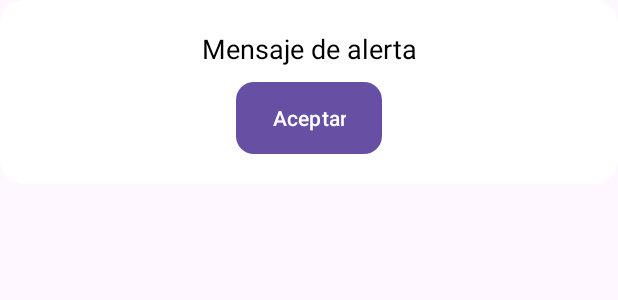
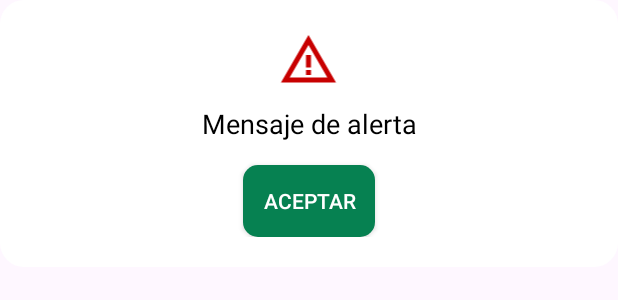
Before and after one commit to OmarReyesRmz/AppGruas, an Android app: the layout dialog_alert.xml on its own in the app's theme, with its tools: preview values and no code run, on a phone screen of 412 x 824 dp. Shown: the top 300 px of the screen. Run offline under Robolectric (Android 15) with nearby library versions, the phone set to English and light mode, and no system bars.

Commit message:
Cambios de alertas

```diff
--- a/app/src/main/res/anim/dialog_slide_in.xml
+++ b/app/src/main/res/anim/dialog_slide_out.xml
@@ -1,7 +1,7 @@
 <set xmlns:android="http://schemas.android.com/apk/res/android"
     android:interpolator="@android:interpolator/decelerate_quad">
     <translate
-        android:fromYDelta="100%"
-        android:toYDelta="0%"
-        android:duration="300" />
+        android:fromYDelta="0%"
+        android:toYDelta="100%"
+        android:duration="200" />
 </set>
--- /dev/null
+++ b/app/src/main/res/anim/fade_in.xml
@@ -0,0 +1,4 @@
+<alpha xmlns:android="http://schemas.android.com/apk/res/android"
+    android:fromAlpha="0.0"
+    android:toAlpha="1.0"
+    android:duration="300"/>
--- /dev/null
+++ b/app/src/main/res/anim/fade_out.xml
@@ -0,0 +1,4 @@
+<alpha xmlns:android="http://schemas.android.com/apk/res/android"
+    android:fromAlpha="1.0"
+    android:toAlpha="0.0"
+    android:duration="300"/>
--- /dev/null
+++ b/app/src/main/res/drawable/baseline_warning_amber_24.xml
@@ -0,0 +1,9 @@
+<vector xmlns:android="http://schemas.android.com/apk/res/android" android:height="24dp" android:tint="#3A3A3A" android:viewportHeight="24" android:viewportWidth="24" android:width="24dp">
+
+    <path android:fillColor="@android:color/white" android:pathData="M12,5.99L19.53,19H4.47L12,5.99M12,2L1,21h22L12,2L12,2z"/>
+
+    <path android:fillColor="@android:color/white" android:pathData="M13,16l-2,0l0,2l2,0z"/>
+
+    <path android:fillColor="@android:color/white" android:pathData="M13,10l-2,0l0,5l2,0z"/>
+
+</vector>
--- a/app/src/main/res/layout/dialog_alert.xml
+++ b/app/src/main/res/layout/dialog_alert.xml
@@ -1,27 +1,41 @@
-<!-- dialog_alert.xml -->
 <LinearLayout xmlns:android="http://schemas.android.com/apk/res/android"
     android:layout_width="match_parent"
     android:layout_height="wrap_content"
     android:orientation="vertical"
     android:padding="20dp"
-    android:background="@drawable/dialog_background">
+    android:background="@drawable/dialog_background"
+    android:gravity="center">
 
+    <!-- Icono de advertencia -->
+    <ImageView
+        android:id="@+id/dialog_icon"
+        android:layout_width="50dp"
+        android:layout_height="50dp"
+        android:src="@drawable/baseline_warning_amber_24"
+        android:tint="@color/red"
+        android:layout_gravity="center"
+        android:contentDescription="Advertencia"
+        android:paddingBottom="10dp" />
+
+    <!-- Mensaje de alerta -->
     <TextView
         android:id="@+id/dialog_message"
-        android:layout_width="match_parent"
+        android:layout_width="200dp"
         android:layout_height="wrap_content"
         android:text="Mensaje de alerta"
         android:textSize="18sp"
         android:gravity="center"
-        android:paddingBottom="10dp"
+        android:paddingBottom="15dp"
         android:textColor="@color/black" />
 
-    <Button
+    <!-- Botón -->
+    <androidx.appcompat.widget.AppCompatButton
         android:id="@+id/dialog_button"
         android:layout_width="wrap_content"
         android:layout_height="wrap_content"
         android:layout_gravity="center"
         android:text="Aceptar"
-        android:background="@drawable/button_background2"
+        android:background="@drawable/button_background"
+        android:padding="10dp"
         android:textColor="@color/white" />
 </LinearLayout>
--- a/app/src/main/res/values/colors.xml
+++ b/app/src/main/res/values/colors.xml
@@ -15,4 +15,5 @@
     <color name="stone_gray">#c4c4c4</color>
     <color name="coal_gray">#3a3a3a</color>
     <color name="green">#068151</color>
+    <color name="red">#C80000</color>
 </resources>
--- a/app/src/main/res/values/styles.xml
+++ b/app/src/main/res/values/styles.xml
@@ -2,6 +2,6 @@
 <resources>
     <style name="DialogAnimation">
         <item name="android:windowEnterAnimation">@anim/dialog_slide_in</item>
-        <item name="android:windowExitAnimation">@anim/dialog_slide_in</item>
+        <item name="android:windowExitAnimation">@anim/dialog_slide_out</item>
     </style>
 </resources>
```
Also changed, not shown: app/src/main/java/com/example/gruas/MainActivity.kt (+34 -30 lines), app/src/main/java/com/example/gruas/NuevoRegistro.kt (+10 -5 lines).
